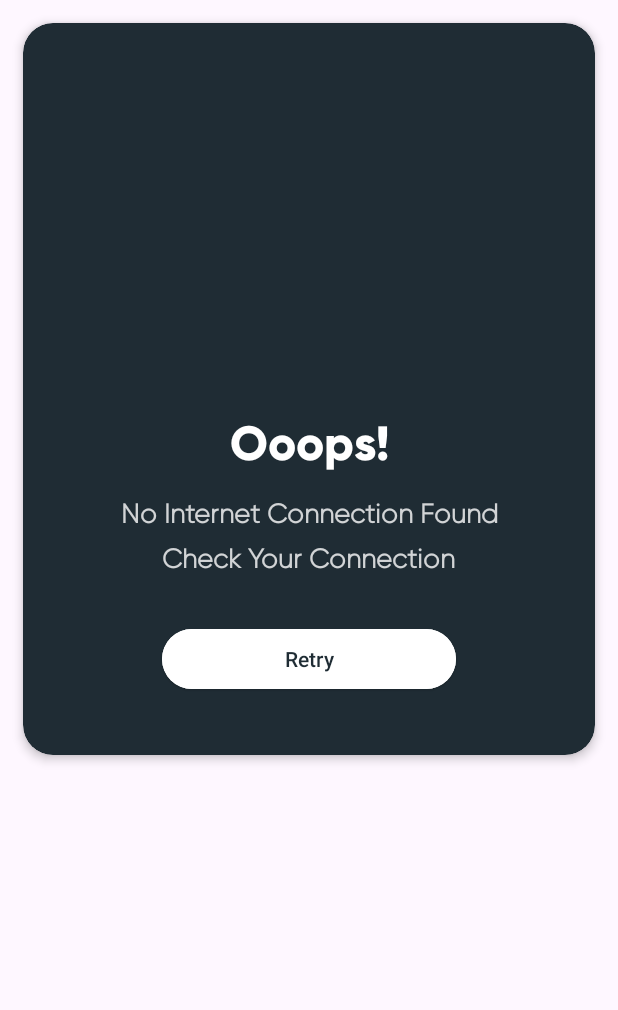
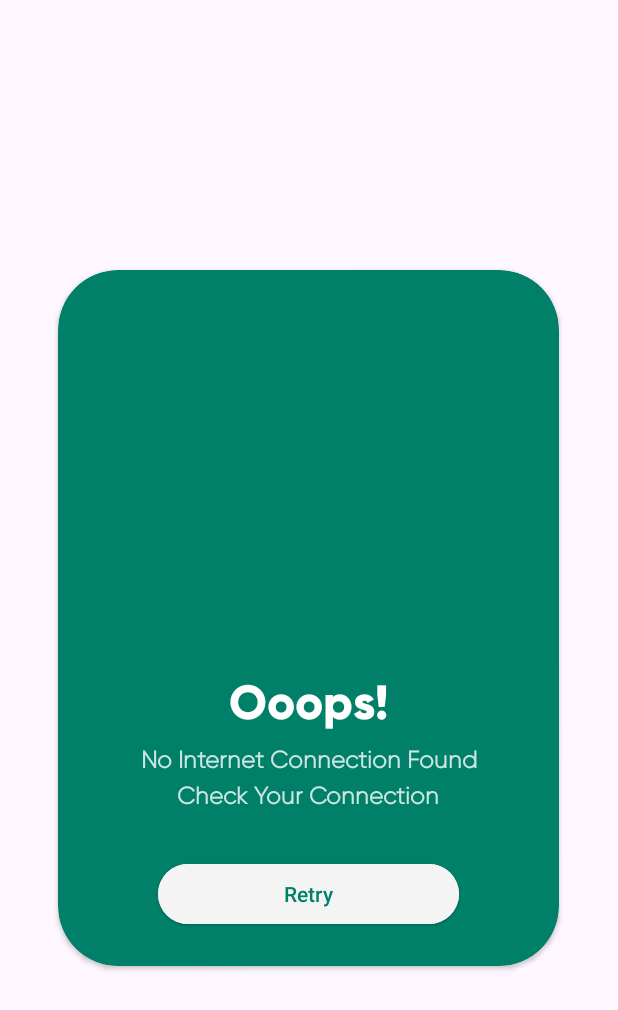
Before and after one commit to rajmaru/TempMail, an Android app: the layout no_internet_connection_dialog.xml on its own in the app's theme, with its tools: preview values and no code run, on a phone screen of 412 x 824 dp. Shown: the top 1010 px of the screen. Run offline under Robolectric (Android 15) with nearby library versions, the phone set to English and light mode, and no system bars.

Commit message:
Initial commit

```diff
--- a/app/src/main/java/com/one/tempmail/Api/ApiRequest.java
+++ b/app/src/main/java/com/one/tempmail/Api/ApiRequest.java
@@ -4,7 +4,6 @@ import com.one.tempmail.Models.InboxData;
 import com.one.tempmail.Models.MessageData;
 
 import java.util.ArrayList;
-import java.util.List;
 
 import okhttp3.ResponseBody;
 import retrofit2.Call;
--- a/app/src/main/java/com/one/tempmail/Repository/ApiRepository.java
+++ b/app/src/main/java/com/one/tempmail/Repository/ApiRepository.java
@@ -1,6 +1,4 @@
 package com.one.tempmail.Repository;
-
-import android.os.Environment;
 
 import androidx.lifecycle.LiveData;
 import androidx.lifecycle.MutableLiveData;
@@ -11,16 +9,12 @@ import com.one.tempmail.Constants.Constants;
 import com.one.tempmail.Models.InboxData;
 import com.one.tempmail.Models.MessageData;
 
-import java.io.File;
-import java.io.FileOutputStream;
 import java.util.ArrayList;
-import java.util.List;
 
 import okhttp3.ResponseBody;
 import retrofit2.Call;
 import retrofit2.Callback;
 import retrofit2.Response;
-import retrofit2.Retrofit;
 
 public class ApiRepository {
 
--- a/app/src/main/res/layout/no_internet_connection_dialog.xml
+++ b/app/src/main/res/layout/no_internet_connection_dialog.xml
@@ -1,14 +1,25 @@
 <?xml version="1.0" encoding="utf-8"?>
-<androidx.cardview.widget.CardView xmlns:android="http://schemas.android.com/apk/res/android"
+<androidx.constraintlayout.widget.ConstraintLayout xmlns:android="http://schemas.android.com/apk/res/android"
     xmlns:app="http://schemas.android.com/apk/res-auto"
     xmlns:tools="http://schemas.android.com/tools"
+    android:layout_width="350dp"
+    android:layout_height="wrap_content"
+    android:layout_gravity="center">
+
+    <androidx.cardview.widget.CardView
         android:id="@+id/noInternetDialogContainer"
         android:layout_width="match_parent"
         android:layout_height="wrap_content"
-    android:layout_margin="15dp"
-    app:cardBackgroundColor="#1F2C34"
-    app:cardCornerRadius="20dp"
-    app:cardElevation="4dp">
+        android:layout_marginStart="8dp"
+        android:layout_marginTop="8dp"
+        android:layout_marginEnd="8dp"
+        android:layout_marginBottom="8dp"
+        app:cardBackgroundColor="@color/dialog_background_color"
+        app:cardCornerRadius="40dp"
+        app:layout_constraintBottom_toBottomOf="parent"
+        app:layout_constraintEnd_toEndOf="parent"
+        app:layout_constraintStart_toStartOf="parent"
+        app:layout_constraintTop_toTopOf="parent">
 
         <androidx.constraintlayout.widget.ConstraintLayout
             android:layout_width="match_parent"
@@ -18,12 +29,14 @@
                 android:id="@+id/textView4"
                 android:layout_width="wrap_content"
                 android:layout_height="wrap_content"
-            android:layout_marginTop="8dp"
+                android:layout_marginStart="8dp"
+                android:layout_marginTop="4dp"
+                android:layout_marginEnd="8dp"
                 android:alpha="0.8"
                 android:fontFamily="@font/gilroy_light"
                 android:text="Check Your Connection"
                 android:textColor="@color/white"
-            android:textSize="18sp"
+                android:textSize="16sp"
                 android:textStyle="bold"
                 app:layout_constraintEnd_toEndOf="parent"
                 app:layout_constraintStart_toStartOf="parent"
@@ -33,12 +46,14 @@
                 android:id="@+id/textView3"
                 android:layout_width="wrap_content"
                 android:layout_height="wrap_content"
-            android:layout_marginTop="16dp"
+                android:layout_marginStart="8dp"
+                android:layout_marginTop="8dp"
+                android:layout_marginEnd="8dp"
                 android:alpha="0.8"
                 android:fontFamily="@font/gilroy_light"
                 android:text="No Internet Connection Found"
                 android:textColor="@color/white"
-            android:textSize="18sp"
+                android:textSize="16sp"
                 android:textStyle="bold"
                 app:layout_constraintEnd_toEndOf="parent"
                 app:layout_constraintStart_toStartOf="parent"
@@ -48,6 +63,7 @@
                 android:id="@+id/animationView"
                 android:layout_width="0dp"
                 android:layout_height="300dp"
+                android:layout_marginTop="8dp"
                 app:layout_constraintEnd_toEndOf="parent"
                 app:layout_constraintStart_toStartOf="parent"
                 app:layout_constraintTop_toTopOf="parent"
@@ -73,15 +89,17 @@
                 android:layout_width="0dp"
                 android:layout_height="wrap_content"
                 android:layout_marginTop="32dp"
-            android:layout_marginBottom="40dp"
-            android:backgroundTint="@color/white"
+                android:layout_marginBottom="24dp"
+                android:backgroundTint="@color/dialog_BtnBackground_color"
                 android:text="Retry"
-            android:textColor="#1F2C34"
+                android:textColor="@color/dialog_BtnText_color"
                 app:layout_constraintBottom_toBottomOf="parent"
-            app:layout_constraintEnd_toEndOf="@+id/textView4"
-            app:layout_constraintStart_toStartOf="@+id/textView4"
+                app:layout_constraintEnd_toEndOf="parent"
+                app:layout_constraintStart_toStartOf="parent"
                 app:layout_constraintTop_toBottomOf="@+id/textView4"
-            app:rippleColor="#00A884" />
+                app:layout_constraintWidth_percent="0.6"
+                app:rippleColor="@color/dialog_BtnRipple_color" />
 
         </androidx.constraintlayout.widget.ConstraintLayout>
     </androidx.cardview.widget.CardView>
+</androidx.constraintlayout.widget.ConstraintLayout>
--- a/app/src/main/res/values-night/colors.xml
+++ b/app/src/main/res/values-night/colors.xml
@@ -17,4 +17,10 @@
     <color name="onToolbar">#F4F4F4</color>
 
     <color name="shimmercolor">#85969E</color>
+
+    <color name="dialog_background_color">#1F2C34</color>
+    <color name="dialog_BtnText_color">#F4F4F4</color>
+    <color name="dialog_BtnBackground_color">#00A884</color>
+    <color name="dialog_BtnRipple_color">#F4F4F4</color>
+
 </resources>
--- a/app/src/main/res/values/colors.xml
+++ b/app/src/main/res/values/colors.xml
@@ -18,4 +18,10 @@
 
     <color name="shimmercolor">#C2C2C2</color>
 
+    <color name="dialog_background_color">#008069</color>
+    <color name="dialog_BtnText_color">#008069</color>
+    <color name="dialog_BtnBackground_color">#F4F4F4</color>
+    <color name="dialog_BtnRipple_color">#657680</color>
+
+
 </resources>
```
Also changed, not shown: app/src/main/AndroidManifest.xml (+10 -0 lines), app/src/main/java/com/one/tempmail/CheckConnection/CheckNetworkConnection.java (added, +54 -0 lines), app/src/main/java/com/one/tempmail/CheckConnection/MyReceiver.java (added, +12 -0 lines), app/src/main/java/com/one/tempmail/UI/MainActivity.java (+64 -23 lines), app/src/main/java/com/one/tempmail/UI/OpenMail.java (+53 -0 lines), app/src/main/res/layout/activity_open_mail.xml (+5 -5 lines). Lines whose indentation alone changed are shown as unchanged.
